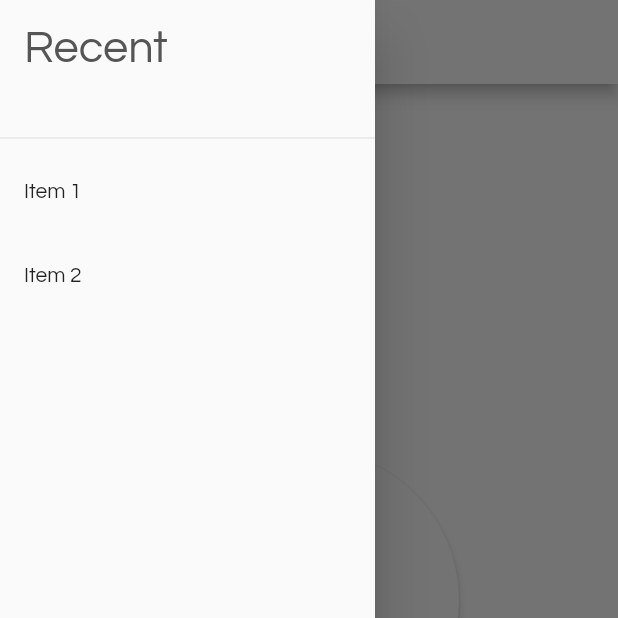
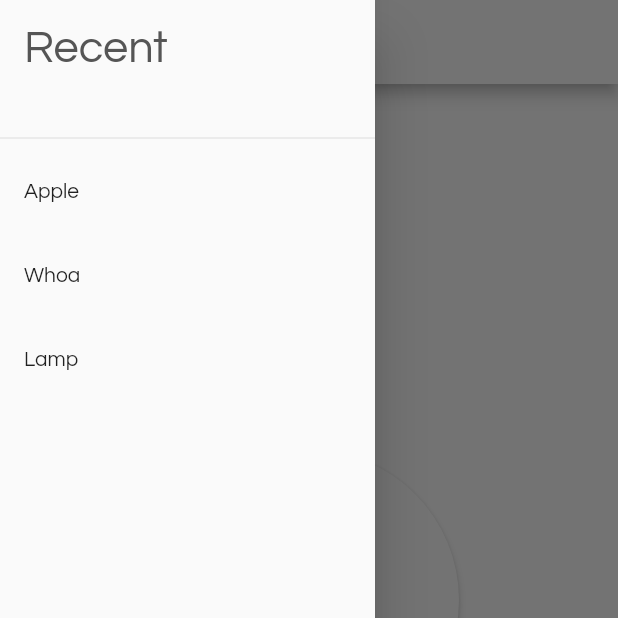
Before and after one commit to JuliusKarl/syno, a Flutter app: the screen it shows after launch, with the side drawer open, on a phone screen of 412 x 824 dp, the top half of it. Run offline on Flutter 3.47's test engine with Material 2 defaults, Android fonts, the phone set to English and light mode, and no system bars.

Commit message:
Distributed 'MainButton' and 'RecentWords' to individual Classes

```diff
--- a/lib/components.dart
+++ b/lib/components.dart
@@ -3,6 +3,7 @@ import 'package:flutter/material.dart';
 // Widgets
 class MainButton extends StatefulWidget {
   String message;
+  int count = 0;
 
   MainButton(message) {
     this.message = message;
@@ -23,9 +24,42 @@ class _MainButtonState extends State<MainButton> {
           elevation: 2.0,
           child: Image.asset('assets/img/Syno-Button.png'),
           onPressed: () {
-            print(widget.message);
+            print(widget.count);
+            setState(() {
+              widget.count += 1;
+            });
           },
         ));
+  }
+}
+
+class RecentWords extends StatefulWidget {
+  List<String> recentWords = ['Apple', 'Whoa', 'Lamp'];
+  @override
+  _RecentWordsState createState() => _RecentWordsState();
+}
+
+class _RecentWordsState extends State<RecentWords> {
+  @override
+  Widget build(BuildContext context) {
+    return Container(
+        child: Drawer(
+      child: ListView(
+        padding: EdgeInsets.zero,
+        children: <Widget>[
+          Container(
+              height: 100.0,
+              child: DrawerHeader(
+                child: Text('Recent',
+                    style: TextStyle(fontSize: 30.0, color: grey)),
+              )),
+          Column(
+              children: widget.recentWords.map((word) {
+            return ListTile(title: Text(word), onTap: () {});
+          }).toList())
+        ],
+      ),
+    ));
   }
 }
 
--- a/lib/main.dart
+++ b/lib/main.dart
@@ -14,7 +14,7 @@ class _HomeState extends State<Home> {
   @override
   Widget build(BuildContext context) {
     return Scaffold(
-        drawer: Container(width: 250.0, child: drawer),
+        drawer: Container(width: 250.0, child: RecentWords()),
         appBar: AppBar(
           iconTheme: IconThemeData(color: grey),
           backgroundColor: white,
@@ -27,25 +27,3 @@ class _HomeState extends State<Home> {
             child: Center(child: MainButton("Pressed!"))));
   }
 }
-
-var drawer = Drawer(
-  child: ListView(
-    padding: EdgeInsets.zero,
-    children: <Widget>[
-      Container(
-          height: 100.0,
-          child: DrawerHeader(
-            child:
-                Text('Recent', style: TextStyle(fontSize: 30.0, color: grey)),
-          )),
-      ListTile(
-        title: Text('Item 1'),
-        onTap: () {},
-      ),
-      ListTile(
-        title: Text('Item 2'),
-        onTap: () {},
-      ),
-    ],
-  ),
-);
```
